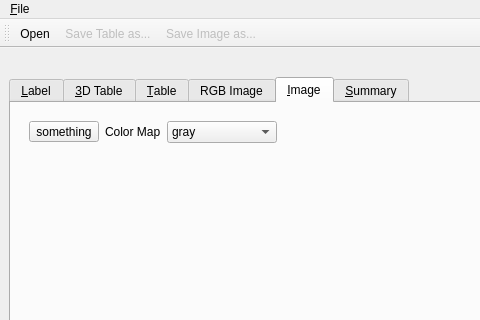
This is pds_view/mvc/views/ui/main.ui in philipsoutham/pds-view as Qt 5 draws it before an edit; both pictures show x 0 to 480 and y 0 to 320 of the 800 by 600 pixel window. The edited form follows.
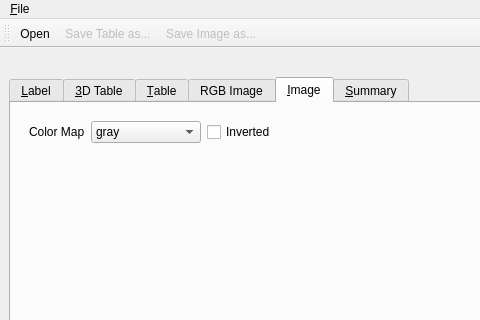
This is the edited form. Icons and pictures are not drawn.

Commit message: checkpoint, inverting color map and adding toolbar to image

Diff of the .ui file:
```diff
--- a/pds_view/mvc/views/ui/main.ui
+++ b/pds_view/mvc/views/ui/main.ui
@@ -135,20 +135,6 @@
         <item row="0" column="0">
          <widget class="QWidget" name="image_toolbar_widget" native="true">
           <layout class="QHBoxLayout" name="horizontalLayout">
-           <item>
-            <widget class="QToolButton" name="export_button">
-             <property name="toolTip">
-              <string>Save Image As...</string>
-             </property>
-             <property name="text">
-              <string>something</string>
-             </property>
-             <property name="icon">
-              <iconset theme="image-x-generic">
-               <normaloff>.</normaloff>.</iconset>
-             </property>
-            </widget>
-           </item>
            <item>
             <widget class="QLabel" name="label">
              <property name="text">
@@ -550,6 +536,13 @@
              </item>
             </widget>
            </item>
+           <item>
+            <widget class="QCheckBox" name="is_image_inverted">
+             <property name="text">
+              <string>Inverted</string>
+             </property>
+            </widget>
+           </item>
            <item>
             <spacer name="horizontalSpacer_2">
              <property name="orientation">
```
Left out of the diff: 37 changed lines with no effect on the pictures. The commit also changes 1 other file.
